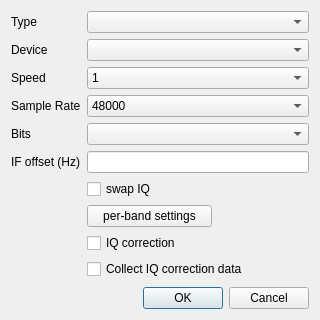
This is so2sdr-bandmap/soundcard.ui in n4ogw/so2sdr as Qt 5 draws it before an edit. The edited form follows.
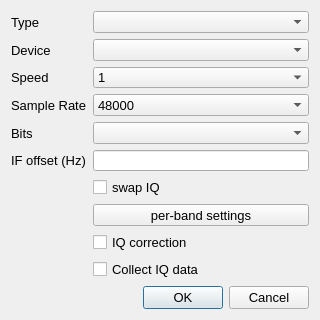
This is the edited form.

What changed in the file:
```diff
--- a/so2sdr-bandmap/soundcard.ui
+++ b/so2sdr-bandmap/soundcard.ui
@@ -11,7 +11,7 @@
    </rect>
   </property>
   <property name="sizePolicy">
-   <sizepolicy hsizetype="Preferred" vsizetype="Fixed">
+   <sizepolicy hsizetype="MinimumExpanding" vsizetype="MinimumExpanding">
     <horstretch>0</horstretch>
     <verstretch>0</verstretch>
    </sizepolicy>
@@ -24,10 +24,16 @@
   </property>
   <property name="maximumSize">
    <size>
-    <width>320</width>
-    <height>320</height>
+    <width>640</width>
+    <height>640</height>
    </size>
   </property>
+  <property name="font">
+   <font>
+    <family>Liberation Sans</family>
+    <pointsize>10</pointsize>
+   </font>
+  </property>
   <property name="windowTitle">
    <string>Sound Card Setup</string>
   </property>
@@ -49,6 +55,12 @@
      </item>
      <item row="0" column="1">
       <widget class="QComboBox" name="APIComboBox">
+       <property name="sizePolicy">
+        <sizepolicy hsizetype="MinimumExpanding" vsizetype="MinimumExpanding">
+         <horstretch>0</horstretch>
+         <verstretch>0</verstretch>
+        </sizepolicy>
+       </property>
        <property name="toolTip">
         <string>Sound interface type. Significant only on Windows.</string>
        </property>
@@ -63,6 +75,12 @@
      </item>
      <item row="1" column="1">
       <widget class="QComboBox" name="SoundCardComboBox">
+       <property name="sizePolicy">
+        <sizepolicy hsizetype="MinimumExpanding" vsizetype="MinimumExpanding">
+         <horstretch>0</horstretch>
+         <verstretch>0</verstretch>
+        </sizepolicy>
+       </property>
        <property name="toolTip">
         <string>Soundcard device. Devices that pass basic checks are marked with check.</string>
        </property>
@@ -77,6 +95,12 @@
      </item>
      <item row="2" column="1">
       <widget class="QComboBox" name="fftComboBox">
+       <property name="sizePolicy">
+        <sizepolicy hsizetype="MinimumExpanding" vsizetype="MinimumExpanding">
+         <horstretch>0</horstretch>
+         <verstretch>0</verstretch>
+        </sizepolicy>
+       </property>
        <item>
         <property name="text">
          <string>1</string>
@@ -103,6 +127,12 @@
      </item>
      <item row="3" column="1">
       <widget class="QComboBox" name="SampleRateComboBox">
+       <property name="sizePolicy">
+        <sizepolicy hsizetype="MinimumExpanding" vsizetype="MinimumExpanding">
+         <horstretch>0</horstretch>
+         <verstretch>0</verstretch>
+        </sizepolicy>
+       </property>
        <property name="toolTip">
         <string>Sound card sample rate in Hz.</string>
        </property>
@@ -132,6 +162,12 @@
      </item>
      <item row="4" column="1">
       <widget class="QComboBox" name="BitsComboBox">
+       <property name="sizePolicy">
+        <sizepolicy hsizetype="MinimumExpanding" vsizetype="MinimumExpanding">
+         <horstretch>0</horstretch>
+         <verstretch>0</verstretch>
+        </sizepolicy>
+       </property>
        <property name="toolTip">
         <string>Bits in each sound card sample.</string>
        </property>
@@ -146,6 +182,12 @@
      </item>
      <item row="5" column="1">
       <widget class="QLineEdit" name="OffsetLineEdit">
+       <property name="sizePolicy">
+        <sizepolicy hsizetype="MinimumExpanding" vsizetype="MinimumExpanding">
+         <horstretch>0</horstretch>
+         <verstretch>0</verstretch>
+        </sizepolicy>
+       </property>
        <property name="toolTip">
         <string>IF offset: difference in Hz from SDR center frequency and center of display.</string>
        </property>
@@ -153,6 +195,12 @@
      </item>
      <item row="6" column="1">
       <widget class="QCheckBox" name="checkBoxSwap">
+       <property name="sizePolicy">
+        <sizepolicy hsizetype="Minimum" vsizetype="MinimumExpanding">
+         <horstretch>0</horstretch>
+         <verstretch>0</verstretch>
+        </sizepolicy>
+       </property>
        <property name="toolTip">
         <string>Invert I/Q channels. Use if spectrum is inverted.</string>
        </property>
@@ -164,7 +212,7 @@
      <item row="7" column="1">
       <widget class="QPushButton" name="bandOffsetPushButton">
        <property name="sizePolicy">
-        <sizepolicy hsizetype="Fixed" vsizetype="Fixed">
+        <sizepolicy hsizetype="MinimumExpanding" vsizetype="MinimumExpanding">
          <horstretch>0</horstretch>
          <verstretch>0</verstretch>
         </sizepolicy>
@@ -177,8 +225,8 @@
        </property>
        <property name="maximumSize">
         <size>
-         <width>125</width>
-         <height>80</height>
+         <width>500</width>
+         <height>500</height>
         </size>
        </property>
        <property name="text">
@@ -188,6 +236,12 @@
      </item>
      <item row="8" column="1">
       <widget class="QCheckBox" name="checkBoxIq">
+       <property name="sizePolicy">
+        <sizepolicy hsizetype="Minimum" vsizetype="MinimumExpanding">
+         <horstretch>0</horstretch>
+         <verstretch>0</verstretch>
+        </sizepolicy>
+       </property>
        <property name="toolTip">
         <string>Correct I/Q imbalance</string>
        </property>
@@ -198,11 +252,17 @@
      </item>
      <item row="9" column="1">
       <widget class="QCheckBox" name="checkBoxIQData">
+       <property name="sizePolicy">
+        <sizepolicy hsizetype="MinimumExpanding" vsizetype="MinimumExpanding">
+         <horstretch>0</horstretch>
+         <verstretch>0</verstretch>
+        </sizepolicy>
+       </property>
        <property name="toolTip">
         <string>Measure strong signals to correct IQ balance.</string>
        </property>
        <property name="text">
-        <string>Collect IQ correction data</string>
+        <string>Collect IQ data</string>
        </property>
       </widget>
      </item>
@@ -210,6 +270,12 @@
    </item>
    <item>
     <widget class="QDialogButtonBox" name="buttonBox">
+     <property name="sizePolicy">
+      <sizepolicy hsizetype="Minimum" vsizetype="MinimumExpanding">
+       <horstretch>0</horstretch>
+       <verstretch>0</verstretch>
+      </sizepolicy>
+     </property>
      <property name="orientation">
       <enum>Qt::Horizontal</enum>
      </property>
```
